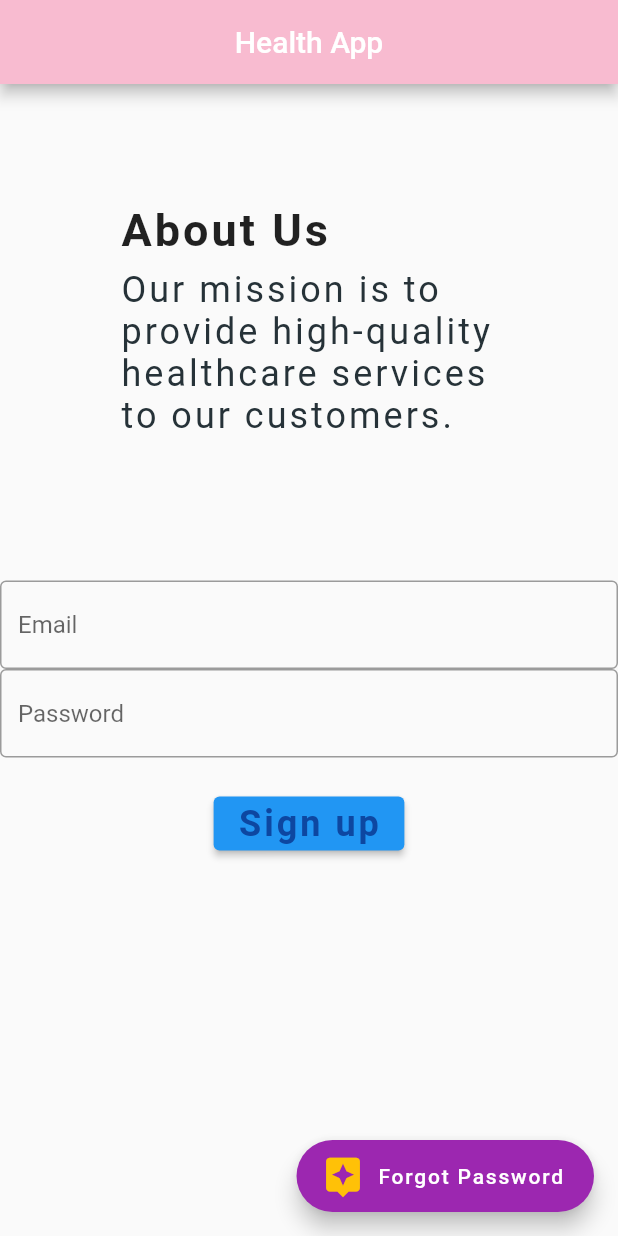
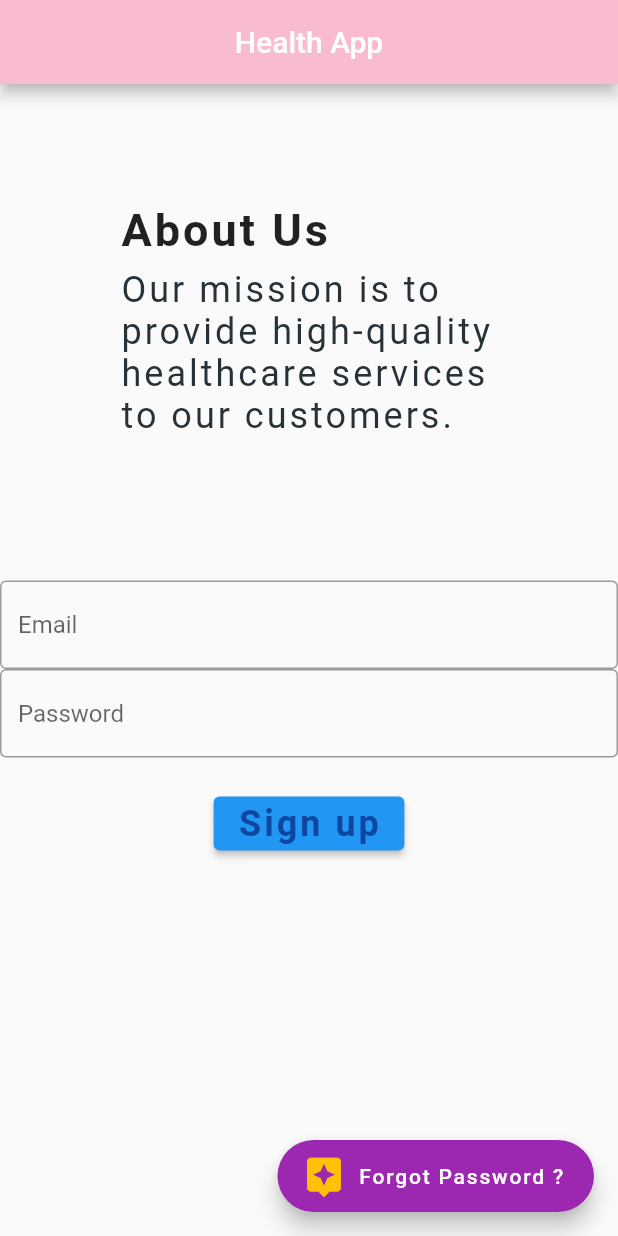
Before and after one commit to Yamin-Ara/cse470, a Flutter app: the screen it shows after launch, on a phone screen of 412 x 824 dp. Run offline on Flutter 3.47's test engine with Material 2 defaults, Android fonts, the phone set to English and light mode, and no system bars.

```diff
--- a/lib/main.dart
+++ b/lib/main.dart
@@ -53,7 +53,7 @@ class Home extends StatelessWidget {
       ),
       floatingActionButton: FloatingActionButton.extended(
         onPressed: () {},
-        label: const Text('Forgot Password'),
+        label: const Text('Forgot Password ?'),
         icon: const Icon(
           Icons.assistant,
           color: Colors.amber,
```
